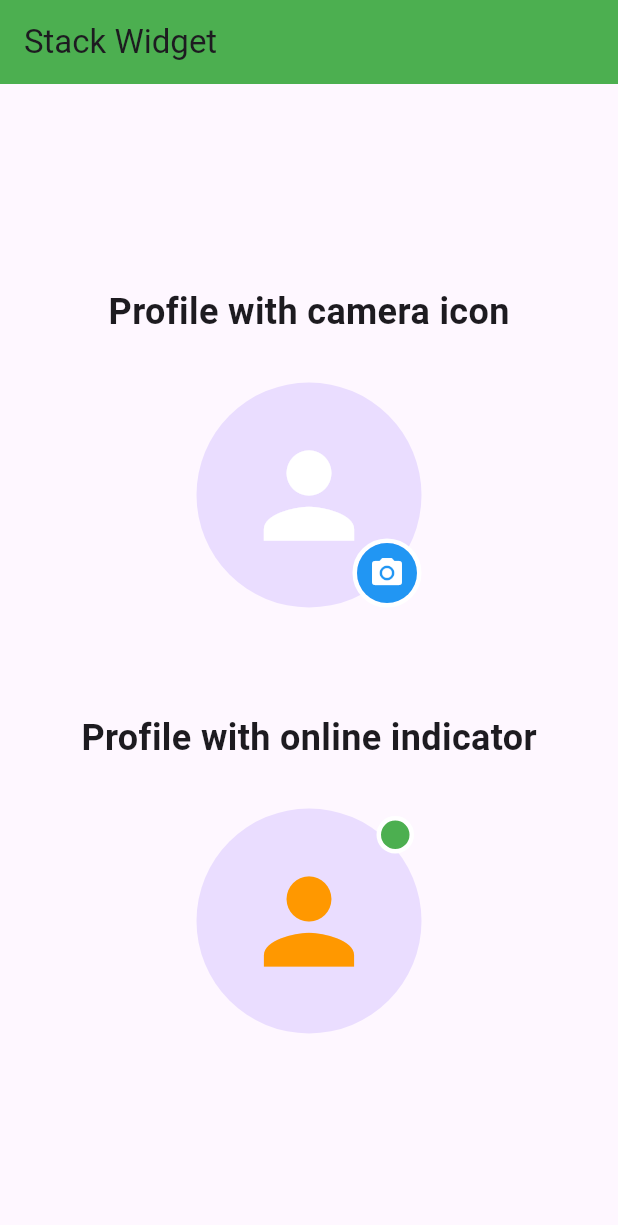
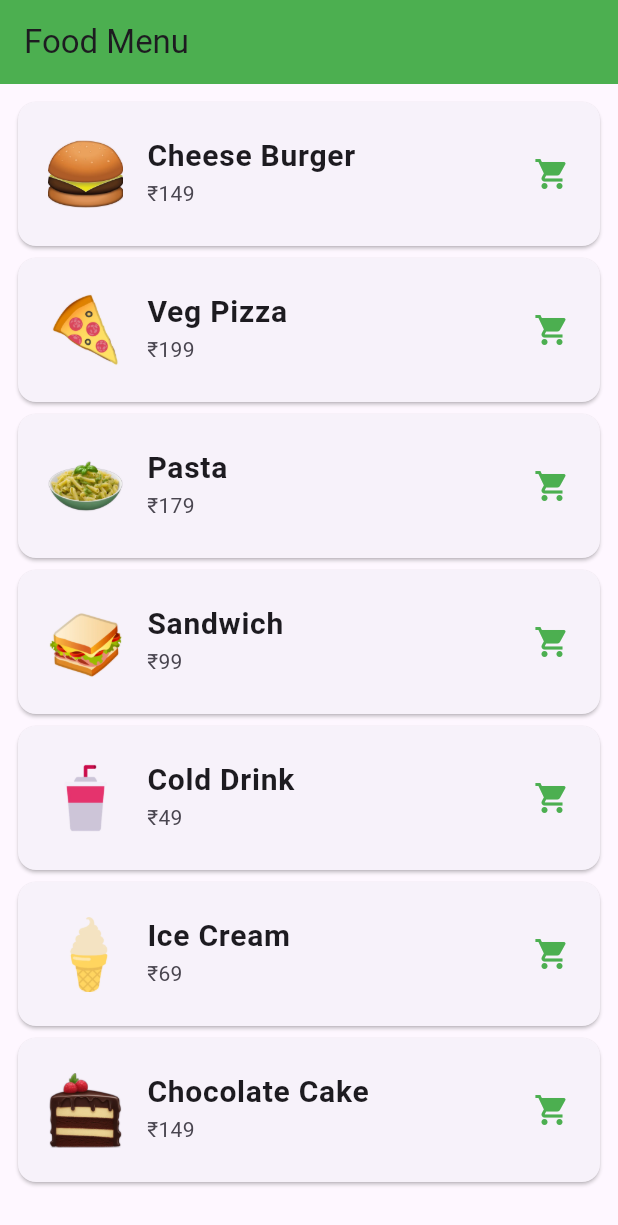
Before and after one commit to shivadixt/Jovac, a Flutter app: the screen it shows after launch, on a phone screen of 412 x 824 dp. Shown: the top 1225 px of the screen. Run offline on Flutter 3.47's test engine with Material 3 defaults, Android fonts, the light colour scheme and no system bars.

Commit message:
add foodMenue screen

```diff
--- a/jovacapp/lib/main.dart
+++ b/jovacapp/lib/main.dart
@@ -1,8 +1,10 @@
 import 'package:flutter/material.dart';
+import 'package:jovacapp/screens/food_menu.dart';
 //import 'screens/Student_ID_Card.dart';
 //import 'screens/profile_screen.dart';
 //import 'screens/Image_card.dart';
-import 'screens/stack_widget.dart';
+//import 'screens/stack_widget.dart';
+import 'screens/food_menu.dart';
 void main() {
   runApp(const MyApp());
 }
@@ -17,7 +19,8 @@ class MyApp extends StatelessWidget {
       //home: const StudentIdCardScreen(),
       //home: const ProfileScreen(),
       //home: const ImageCard(),
-      home: const StackWidget(),
+      //home: const StackWidget(),
+      home: const FoodMenu(),
     );
   }
 }
--- /dev/null
+++ b/jovacapp/lib/screens/food_menu.dart
@@ -0,0 +1,110 @@
+import 'package:flutter/material.dart';
+
+class FoodMenu extends StatelessWidget {
+  const FoodMenu({super.key});
+
+  @override
+  Widget build(BuildContext context) {
+    return Scaffold(
+      appBar: AppBar(title: Text("Food Menu"), backgroundColor: Colors.green),
+      body: Padding(
+        padding: const EdgeInsets.all(8.0),
+        child: ListView(
+          children: [
+            Card(
+              child: ListTile(
+                contentPadding: EdgeInsets.symmetric(
+                  horizontal: 20,
+                  vertical: 12,
+                ),
+                leading: Image.asset("assets/images/Cheese_Burger.webp", width: 50,),
+                //leading: Icon(Icons.person, size: 40, color: Colors.orange),
+                title: Text("Cheese Burger", style: TextStyle(fontSize: 20,fontWeight:FontWeight.bold),),
+                subtitle: Text("₹149"),
+                trailing: Icon(Icons.shopping_cart, color: Colors.green),
+              ),
+            ),
+            Card(
+              child: ListTile(
+                contentPadding: EdgeInsets.symmetric(
+                  horizontal: 20,
+                  vertical: 12,
+                ),
+                leading: Image.asset("assets/images/pizza_1f355.webp", width: 50,),
+                //leading: Icon(Icons.person, size: 40, color: Colors.orange),
+                title: Text("Veg Pizza", style: TextStyle(fontSize: 20,fontWeight:FontWeight.bold),),
+                subtitle: Text("₹199"),
+                trailing: Icon(Icons.shopping_cart, color: Colors.green),
+              ),
+            ),
+            Card(
+              child: ListTile(
+                contentPadding: EdgeInsets.symmetric(
+                  horizontal: 20,
+                  vertical: 12,
+                ),
+                leading: Image.asset("assets/images/pasta.webp", width: 50,),
+                //leading: Icon(Icons.person, size: 40, color: Colors.orange),
+                title: Text("Pasta", style: TextStyle(fontSize: 20,fontWeight:FontWeight.bold),),
+                subtitle: Text("₹179"),
+                trailing: Icon(Icons.shopping_cart, color: Colors.green),
+              ),
+            ),
+            Card(
+              child: ListTile(
+                contentPadding: EdgeInsets.symmetric(
+                  horizontal: 20,
+                  vertical: 12,
+                ),
+                leading: Image.asset("assets/images/sandwich.webp", width: 50,),
+                //leading: Icon(Icons.person, size: 40, color: Colors.orange),
+                title: Text("Sandwich", style: TextStyle(fontSize: 20,fontWeight:FontWeight.bold),),
+                subtitle: Text("₹99"),
+                trailing: Icon(Icons.shopping_cart, color: Colors.green),
+              ),
+            ),
+            Card(
+              child: ListTile(
+                contentPadding: EdgeInsets.symmetric(
+                  horizontal: 20,
+                  vertical: 12,
+                ),
+                leading: Image.asset("assets/images/drink.webp", width: 50,),
+                //leading: Icon(Icons.person, size: 40, color: Colors.orange),
+                title: Text("Cold Drink", style: TextStyle(fontSize: 20,fontWeight:FontWeight.bold),),
+                subtitle: Text("₹49"),
+                trailing: Icon(Icons.shopping_cart, color: Colors.green),
+              ),
+            ),
+            Card(
+              child: ListTile(
+                contentPadding: EdgeInsets.symmetric(
+                  horizontal: 20,
+                  vertical: 12,
+                ),
+                leading: Image.asset("assets/images/ice-cream.webp", width: 50,),
+                //leading: Icon(Icons.person, size: 40, color: Colors.orange),
+                title: Text("Ice Cream", style: TextStyle(fontSize: 20,fontWeight:FontWeight.bold),),
+                subtitle: Text("₹69"),
+                trailing: Icon(Icons.shopping_cart, color: Colors.green),
+              ),
+            ),
+            Card(
+              child: ListTile(
+                contentPadding: EdgeInsets.symmetric(
+                  horizontal: 20,
+                  vertical: 12,
+                ),
+                leading: Image.asset("assets/images/cake.webp", width: 50,),
+                //leading: Icon(Icons.person, size: 40, color: Colors.orange),
+                title: Text("Chocolate Cake", style: TextStyle(fontSize: 20,fontWeight:FontWeight.bold),),
+                subtitle: Text("₹149"),
+                trailing: Icon(Icons.shopping_cart, color: Colors.green),
+              ),
+            ),
+          ],
+        ),
+      ),
+    );
+  }
+}
```
